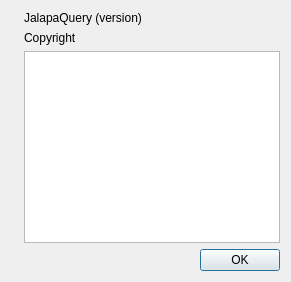
The window that jalapaquery/src/jalapaquery/aboutdialog.ui (leonhad/jalapaquery) describes before a commit, drawn with Qt 5.
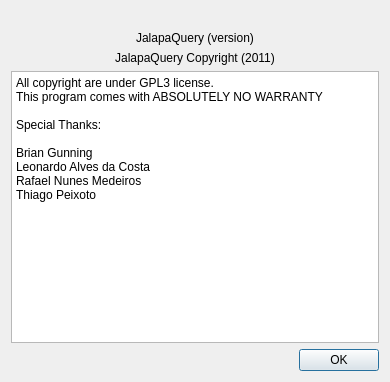
The same window after the commit. Icons and pictures are not drawn.

What changed in the file:
```diff
--- a/jalapaquery/src/jalapaquery/aboutdialog.ui
+++ b/jalapaquery/src/jalapaquery/aboutdialog.ui
@@ -6,8 +6,8 @@
    <rect>
     <x>0</x>
     <y>0</y>
-    <width>294</width>
-    <height>192</height>
+    <width>390</width>
+    <height>382</height>
    </rect>
   </property>
   <property name="windowTitle">
@@ -15,9 +15,9 @@
   </property>
   <layout class="QGridLayout" name="gridLayout">
    <property name="sizeConstraint">
-    <enum>QLayout::SetFixedSize</enum>
+    <enum>QLayout::SetMinimumSize</enum>
    </property>
-   <item row="0" column="0" rowspan="3">
+   <item row="0" column="0" rowspan="3" colspan="2">
     <widget class="QLabel" name="appIcon">
      <property name="text">
       <string notr="true"/>
@@ -25,16 +25,12 @@
      <property name="pixmap">
       <pixmap resource="icons.qrc">:/icons/icon128.png</pixmap>
      </property>
-    </widget>
-   </item>
-   <item row="0" column="1">
-    <widget class="QLabel" name="appName">
-     <property name="text">
-      <string notr="true">JalapaQuery (version)</string>
+     <property name="alignment">
+      <set>Qt::AlignCenter</set>
      </property>
     </widget>
    </item>
-   <item row="3" column="0" colspan="2">
+   <item row="6" column="0" colspan="2">
     <widget class="QDialogButtonBox" name="buttonBox">
      <property name="orientation">
       <enum>Qt::Horizontal</enum>
@@ -44,20 +40,47 @@
      </property>
     </widget>
    </item>
-   <item row="1" column="1">
-    <widget class="QLabel" name="copyright">
-     <property name="text">
-      <string notr="true">Copyright</string>
-     </property>
-    </widget>
-   </item>
-   <item row="2" column="1">
+   <item row="5" column="0" colspan="2">
     <widget class="QPlainTextEdit" name="thanks">
      <property name="enabled">
       <bool>true</bool>
      </property>
+     <property name="autoFillBackground">
+      <bool>true</bool>
+     </property>
      <property name="readOnly">
       <bool>true</bool>
+     </property>
+     <property name="plainText">
+      <string>All copyright are under GPL3 license.
+This program comes with ABSOLUTELY NO WARRANTY
+
+Special Thanks:
+
+Brian Gunning &lt;brian.p.gunning@gmail.com&gt;
+Leonardo Alves da Costa &lt;leonhad@gmail.com&gt;
+Rafael Nunes Medeiros &lt;mederafael@gmail.com&gt;
+Thiago Peixoto &lt;thiago.guinho@gmail.com&gt;</string>
+     </property>
+    </widget>
+   </item>
+   <item row="4" column="0" colspan="2">
+    <widget class="QLabel" name="copyright">
+     <property name="text">
+      <string>JalapaQuery Copyright (2011)</string>
+     </property>
+     <property name="alignment">
+      <set>Qt::AlignCenter</set>
+     </property>
+    </widget>
+   </item>
+   <item row="3" column="0" colspan="2">
+    <widget class="QLabel" name="appName">
+     <property name="text">
+      <string notr="true">JalapaQuery (version)</string>
+     </property>
+     <property name="alignment">
+      <set>Qt::AlignCenter</set>
      </property>
     </widget>
    </item>
```
